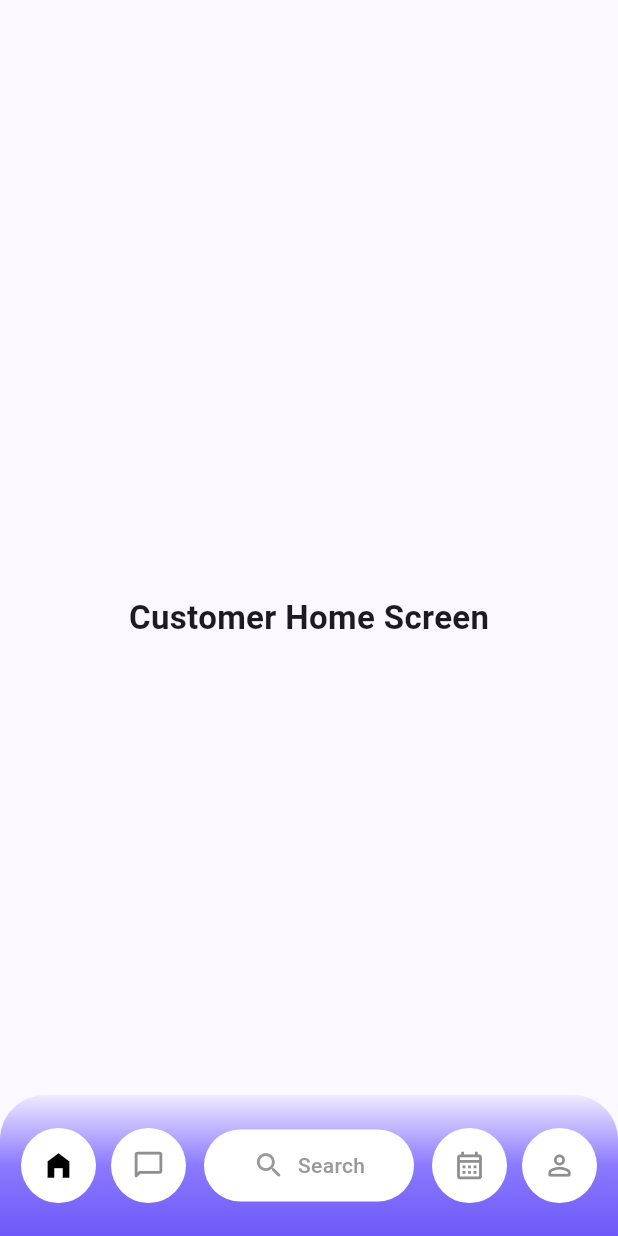
After one commit to ItsKalfox/skillfox, a Flutter app: the CustomerDashboardScreen screen opened directly, on a phone screen of 412 x 824 dp. The commit adds this screen. Run offline on Flutter 3.47's test engine with Material 3 defaults, Android fonts, the phone set to English and light mode, and no system bars; our stand-ins replace cloud_firestore, firebase_auth, firebase_core, firebase_storage, flutter_svg, google_fonts and 4 more; accounts and stored records are empty; project files that could hold a hidden picture were left out.

Commit message:
Add customer dashboard structure with bottom navigation and placeholder screens

```diff
--- /dev/null
+++ b/lib/screens/customer/customer_dashboard_screen.dart
@@ -0,0 +1,170 @@
+import 'package:flutter/material.dart';
+import 'customer_home_screen.dart';
+import 'customer_community_feed_screen.dart';
+import 'customer_search_screen.dart';
+import 'customer_bookings_screen.dart';
+import 'customer_profile_screen.dart';
+
+class CustomerDashboardScreen extends StatefulWidget {
+  const CustomerDashboardScreen({super.key});
+
+  @override
+  State<CustomerDashboardScreen> createState() =>
+      _CustomerDashboardScreenState();
+}
+
+class _CustomerDashboardScreenState extends State<CustomerDashboardScreen> {
+  int _currentIndex = 0;
+
+  // For now all tabs use same screen
+  final List<Widget> _screens = const [
+    HomeScreen(),
+    CustomerCommunityFeedScreen(),
+    CustomerSearchScreen(),
+    CustomerBookingsScreen(),
+    CustomerProfileScreen(),
+  ];
+
+  @override
+  Widget build(BuildContext context) {
+    return Scaffold(
+      extendBody: true,
+      body: _screens[_currentIndex],
+      bottomNavigationBar: SkillFoxBottomNavBar(
+        currentIndex: _currentIndex,
+        onTap: (index) {
+          setState(() {
+            _currentIndex = index;
+          });
+        },
+      ),
+    );
+  }
+}
+
+class SkillFoxBottomNavBar extends StatelessWidget {
+  final int currentIndex;
+  final ValueChanged<int> onTap;
+
+  const SkillFoxBottomNavBar({
+    super.key,
+    required this.currentIndex,
+    required this.onTap,
+  });
+
+  @override
+  Widget build(BuildContext context) {
+    return Container(
+      height: 94,
+      decoration: const BoxDecoration(
+        gradient: LinearGradient(
+          colors: [Color(0xFFEFEAFF), Color(0xFF8B79FF), Color(0xFF6C59F8)],
+          begin: Alignment.topCenter,
+          end: Alignment.bottomCenter,
+        ),
+        borderRadius: BorderRadius.vertical(top: Radius.circular(30)),
+      ),
+      child: SafeArea(
+        top: false,
+        child: Padding(
+          padding: const EdgeInsets.fromLTRB(14, 10, 14, 10),
+          child: Row(
+            children: [
+              _NavCircleButton(
+                icon: Icons.home_filled,
+                active: currentIndex == 0,
+                onTap: () => onTap(0),
+              ),
+              const SizedBox(width: 10),
+              _NavCircleButton(
+                icon: Icons.chat_bubble_outline_rounded,
+                active: currentIndex == 1,
+                onTap: () => onTap(1),
+              ),
+              const SizedBox(width: 12),
+
+              // search bar button
+              Expanded(
+                child: GestureDetector(
+                  onTap: () => onTap(2),
+                  child: Container(
+                    height: 48,
+                    decoration: BoxDecoration(
+                      color: Colors.white,
+                      borderRadius: BorderRadius.circular(28),
+                    ),
+                    child: const Row(
+                      mainAxisAlignment: MainAxisAlignment.center,
+                      children: [
+                        Icon(
+                          Icons.search_rounded,
+                          color: Color(0xFF9A9A9A),
+                          size: 22,
+                        ),
+                        SizedBox(width: 8),
+                        Text(
+                          'Search',
+                          style: TextStyle(
+                            color: Color(0xFF9A9A9A),
+                            fontSize: 14,
+                            fontWeight: FontWeight.w500,
+                          ),
+                        ),
+                      ],
+                    ),
+                  ),
+                ),
+              ),
+
+              const SizedBox(width: 12),
+
+              _NavCircleButton(
+                icon: Icons.calendar_month_outlined,
+                active: currentIndex == 3,
+                onTap: () => onTap(3),
+              ),
+              const SizedBox(width: 10),
+              _NavCircleButton(
+                icon: Icons.person_outline_rounded,
+                active: currentIndex == 4,
+                onTap: () => onTap(4),
+              ),
+            ],
+          ),
+        ),
+      ),
+    );
+  }
+}
+
+class _NavCircleButton extends StatelessWidget {
+  final IconData icon;
+  final bool active;
+  final VoidCallback onTap;
+
+  const _NavCircleButton({
+    required this.icon,
+    required this.active,
+    required this.onTap,
+  });
+
+  @override
+  Widget build(BuildContext context) {
+    return GestureDetector(
+      onTap: onTap,
+      child: Container(
+        width: 50,
+        height: 50,
+        decoration: const BoxDecoration(
+          color: Colors.white,
+          shape: BoxShape.circle,
+        ),
+        child: Icon(
+          icon,
+          size: 22,
+          color: active ? Colors.black : const Color(0xFF8F8F8F),
+        ),
+      ),
+    );
+  }
+}
--- /dev/null
+++ b/lib/screens/customer/customer_home_screen.dart
@@ -0,0 +1,17 @@
+import 'package:flutter/material.dart';
+
+class HomeScreen extends StatelessWidget {
+  const HomeScreen({super.key});
+
+  @override
+  Widget build(BuildContext context) {
+    return const Scaffold(
+      body: Center(
+        child: Text(
+          'Customer Home Screen',
+          style: TextStyle(fontSize: 22, fontWeight: FontWeight.w700),
+        ),
+      ),
+    );
+  }
+}
```
Also changed, not shown: lib/screens/auth/sign_in_screen.dart (+74 -34 lines), lib/screens/customer/customer_bookings_screen.dart (added, +18 -0 lines), lib/screens/customer/customer_community_feed_screen.dart (added, +18 -0 lines), lib/screens/customer/customer_profile_screen.dart (added, +79 -0 lines), lib/screens/customer/customer_search_screen.dart (added, +18 -0 lines), lib/screens/dashboard/dashboard_screen.dart (+54 -7 lines), pubspec.lock.
